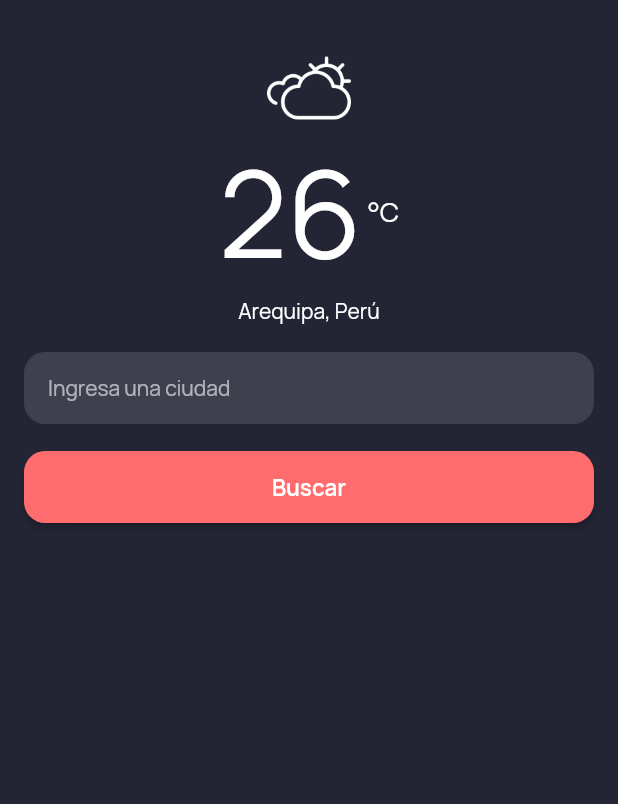
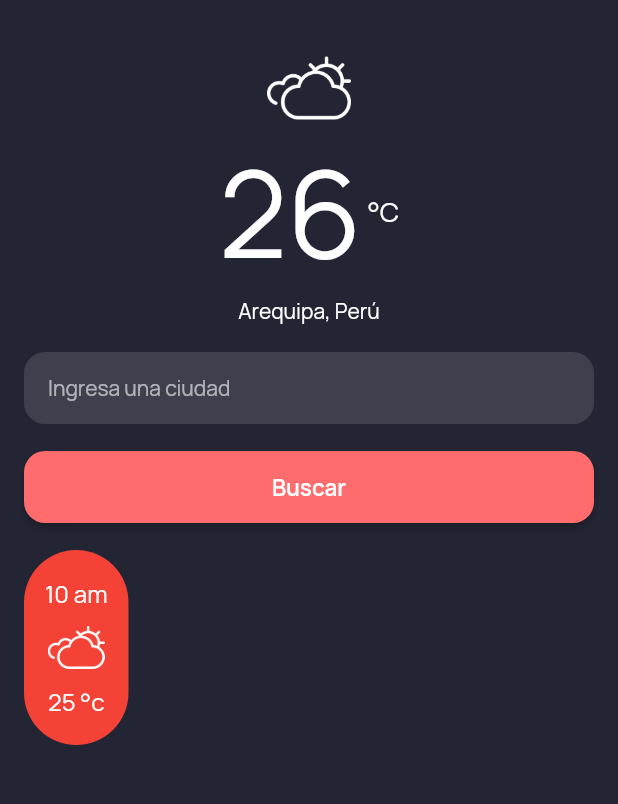
Before and after one commit to ehbarrionuevo/flutter_codigo2_weatherapp, a Flutter app: the screen it shows after launch, on a phone screen of 412 x 824 dp, the part 62-866 px from its top. Run offline on Flutter 3.47's test engine with Material 2 defaults, Android fonts, the phone set to English and light mode, and no system bars; our stand-ins replace google_fonts.

Commit message:
Input ciudad 4

```diff
--- a/lib/pages/home_page.dart
+++ b/lib/pages/home_page.dart
@@ -120,6 +120,49 @@ class HomePage extends StatelessWidget {
                 ),
               ),
             ),
+            SizedBox(
+              height: 18.0,
+            ),
+            Row(
+              children: [
+                Container(
+                  padding: EdgeInsets.symmetric(vertical: 18.0, horizontal: 14.0),
+                  decoration: BoxDecoration(
+                    color: Colors.red,
+                    borderRadius: BorderRadius.circular(50.0),
+                  ),
+                  child: Column(
+                    children: [
+                      Text(
+                        "10 am",
+                        style: TextStyle(
+                          color: Colors.white,
+                          fontSize: 16.0
+                        ),
+                      ),
+                      SizedBox(
+                        height: 6.0,
+                      ),
+                      Image.asset(
+                        'assets/images/dom.png',
+                        height: 38,
+                        color: Colors.white,
+                      ),
+                      SizedBox(
+                        height: 6.0,
+                      ),
+                      Text(
+                        "25 °c",
+                        style: TextStyle(
+                            color: Colors.white,
+                            fontSize: 16.0
+                        ),
+                      ),
+                    ],
+                  ),
+                ),
+              ],
+            ),
           ],
         ),
       ),
```
